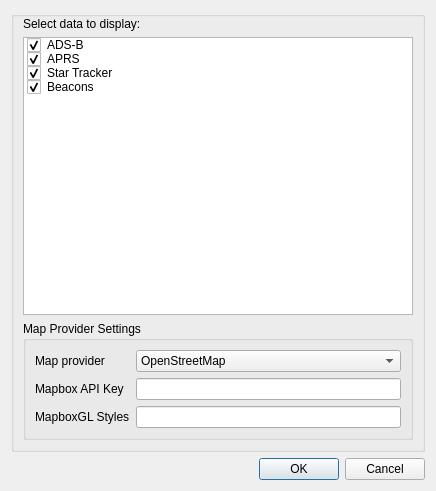
Old version of the form plugins/feature/map/mapsettingsdialog.ui in the repository f4exb/sdrangel.
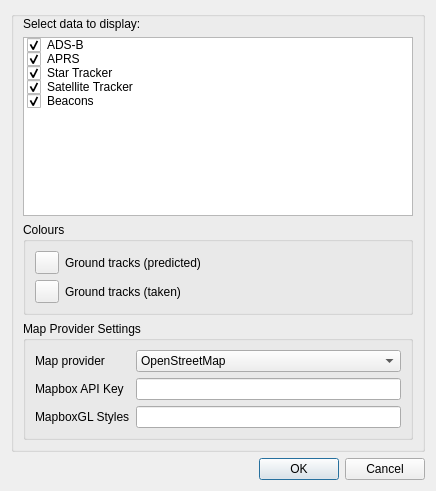
New version of the form.

Commit message: Map updates. Add support for taken and predicted ground tracks. Support multiple beacons with same callsign at different locations. Use separate QML for Qt 5.14, as 5.12 doesn't support autoFadeIn, needed to view satellites at min zoom.

Diff of the .ui file:
```diff
--- a/plugins/feature/map/mapsettingsdialog.ui
+++ b/plugins/feature/map/mapsettingsdialog.ui
@@ -65,6 +65,14 @@
           <enum>Checked</enum>
          </property>
         </item>
+        <item>
+         <property name="text">
+          <string>Satellite Tracker</string>
+         </property>
+         <property name="checkState">
+          <enum>Checked</enum>
+         </property>
+        </item>
         <item>
          <property name="text">
           <string>Beacons</string>
@@ -76,7 +84,50 @@
        </widget>
       </item>
       <item>
-       <widget class="QGroupBox" name="groupBox_2">
+       <widget class="QGroupBox" name="colorsGroupBox">
+        <property name="title">
+         <string>Colours</string>
+        </property>
+        <layout class="QGridLayout" name="gridLayout">
+         <item row="0" column="1">
+          <widget class="QLabel" name="predictedGroundTrackColorLabel">
+           <property name="text">
+            <string>Ground tracks (predicted)</string>
+           </property>
+          </widget>
+         </item>
+         <item row="1" column="1">
+          <widget class="QLabel" name="groundTrackColorLabel">
+           <property name="text">
+            <string>Ground tracks (taken)</string>
+           </property>
+          </widget>
+         </item>
+         <item row="0" column="0">
+          <widget class="QToolButton" name="predictedGroundTrackColor">
+           <property name="toolTip">
+            <string>Select color for predicted ground tracks</string>
+           </property>
+           <property name="text">
+            <string/>
+           </property>
+          </widget>
+         </item>
+         <item row="1" column="0">
+          <widget class="QToolButton" name="groundTrackColor">
+           <property name="toolTip">
+            <string>Select color for taken ground tracks</string>
+           </property>
+           <property name="text">
+            <string/>
+           </property>
+          </widget>
+         </item>
+        </layout>
+       </widget>
+      </item>
+      <item>
+       <widget class="QGroupBox" name="mapProvidersGroupBox">
         <property name="title">
          <string>Map Provider Settings</string>
         </property>
```
The commit also changes 14 other files.
